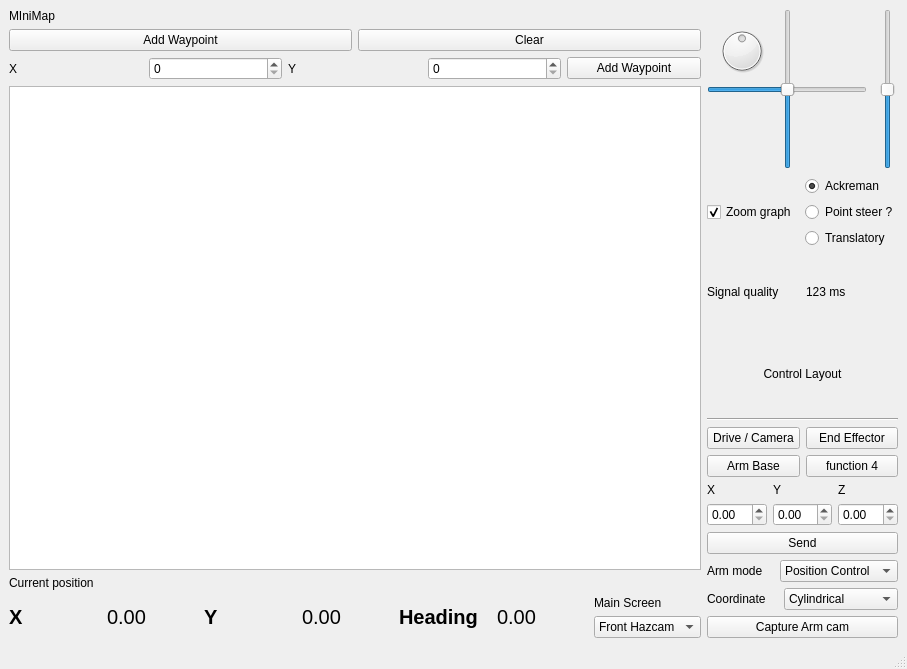
This is catkin_ws/src/hci/ui_files/MainWindow_V4.ui in mcgill-robotics-archive/rover-2015 as Qt 5 draws it before an edit. The edited form follows.
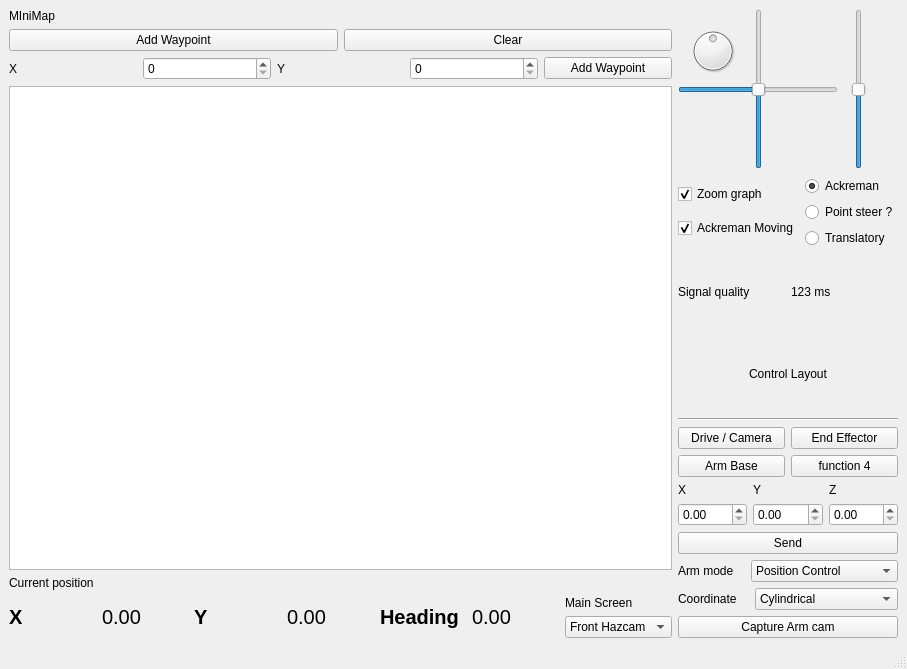
This is the edited form. Custom widgets are drawn as their Qt base class.

Commit message: button on ui for moving with ackreman

```diff
--- a/catkin_ws/src/hci/ui_files/MainWindow_V4.ui
+++ b/catkin_ws/src/hci/ui_files/MainWindow_V4.ui
@@ -315,6 +315,8 @@
       <item>
        <layout class="QHBoxLayout" name="horizontalLayout_6">
         <item>
+         <layout class="QVBoxLayout" name="verticalLayout_5">
+          <item>
          <widget class="QCheckBox" name="zoomGraph">
           <property name="text">
            <string>Zoom graph</string>
@@ -325,6 +327,18 @@
          </widget>
         </item>
         <item>
+           <widget class="QCheckBox" name="ackMoving">
+            <property name="text">
+             <string>Ackreman Moving</string>
+            </property>
+            <property name="checked">
+             <bool>true</bool>
+            </property>
+           </widget>
+          </item>
+         </layout>
+        </item>
+        <item>
          <layout class="QVBoxLayout" name="verticalLayout_2">
           <item>
            <widget class="QRadioButton" name="ackreman">
```
Left out of the diff: 2 changed lines with no effect on the pictures. Lines whose indentation alone changed are shown as unchanged.
